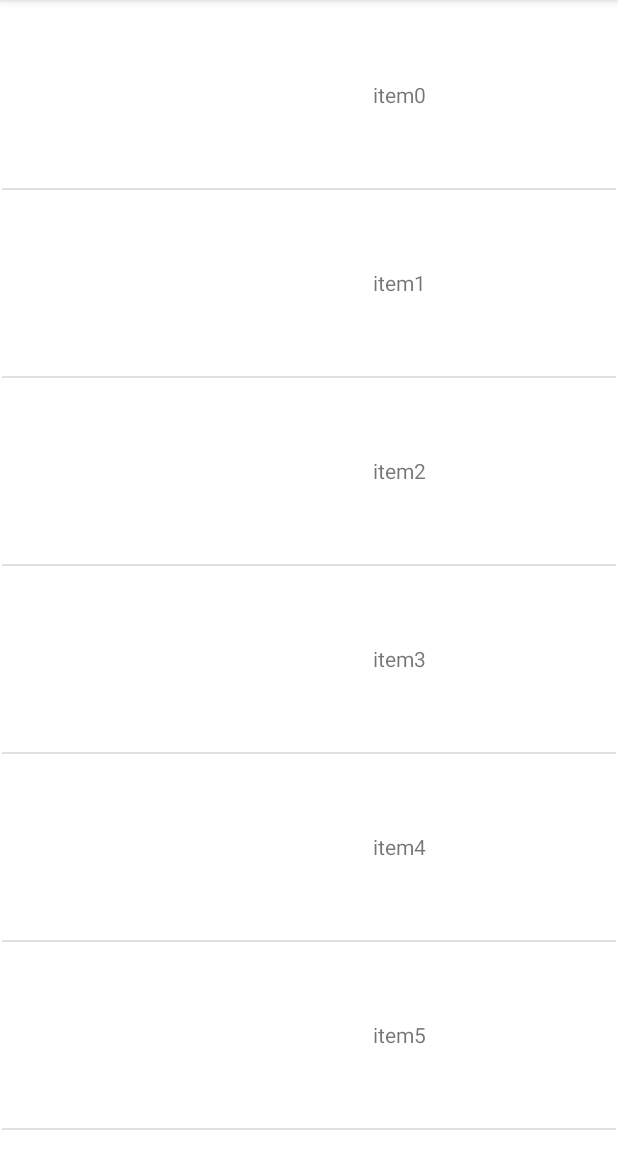
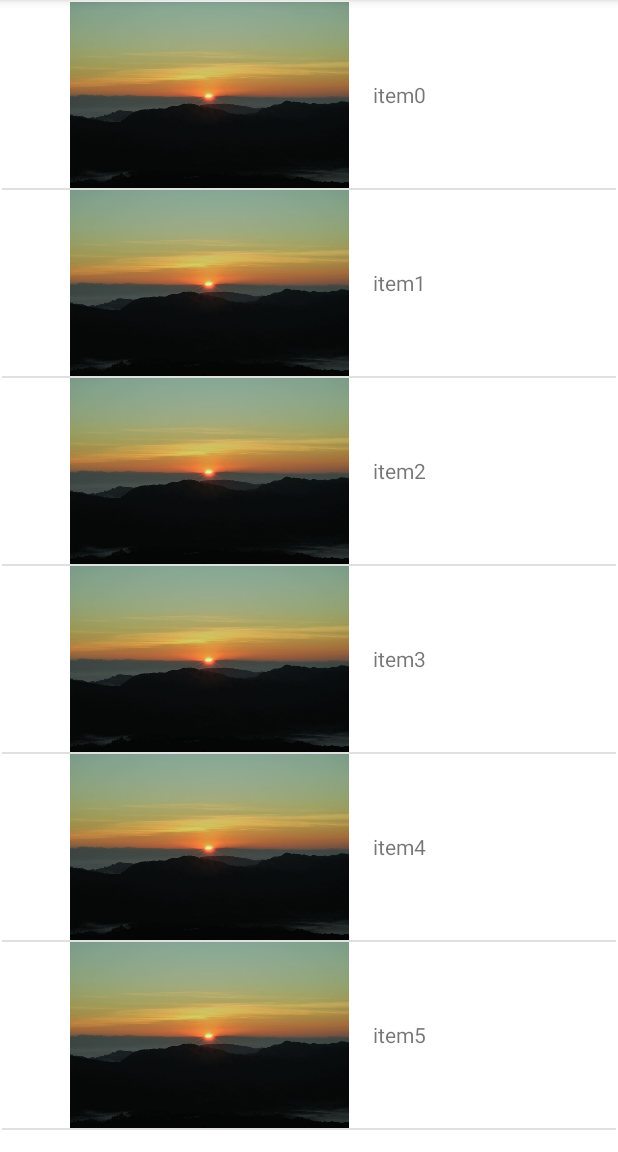
Before and after one commit to kawshikbuet17/Android-Studio, an Android app: the screen it shows after launch (MainActivity), on a phone screen of 412 x 824 dp, the part 84-1236 px from its top. Run offline under Robolectric (Android 15) with nearby library versions, the phone set to English and light mode, and no system bars.

Commit message:
Image not showing in ListView problem solved
https://stackoverflow.com/questions/68609824/

```diff
--- a/ListView-App/app/src/main/res/layout/kawshik_layout.xml
+++ b/ListView-App/app/src/main/res/layout/kawshik_layout.xml
@@ -22,7 +22,7 @@
             android:layout_width="218dp"
             android:layout_height="124dp"
             android:layout_weight="1"
-            tools:srcCompat="@drawable/keokradong" />
+            app:srcCompat="@drawable/keokradong" />
 
         <TextView
             android:id="@+id/textView"
```
